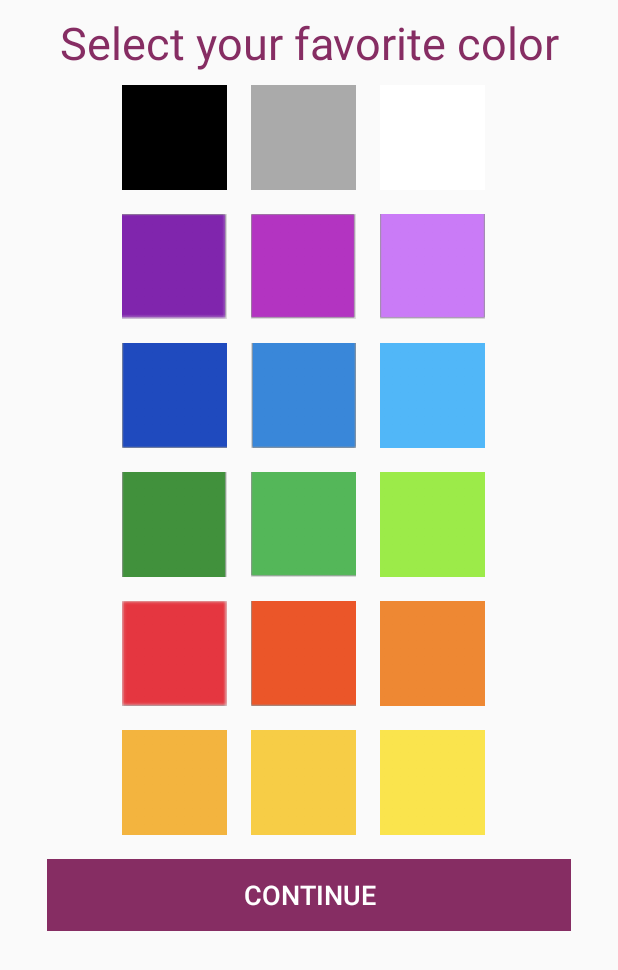
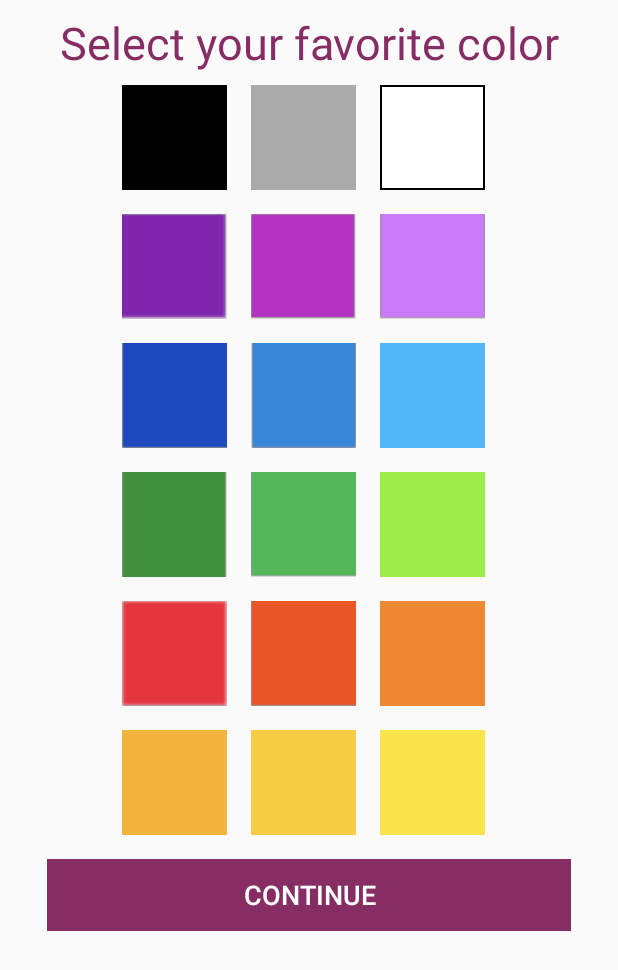
Before and after one commit to rueschan/ProyectoMoviles, an Android app: the PreferencesAct screen opened directly, with no data from a screen before it, on a phone screen of 412 x 824 dp. Shown: the top 970 px of the screen. Run offline under Robolectric (Android 15) with nearby library versions, the phone set to English and light mode, and no system bars.

Commit message:
Preferences Images

```diff
--- /dev/null
+++ b/app/src/main/res/drawable/background.xml
@@ -0,0 +1,7 @@
+<?xml version="1.0" encoding="UTF-8"?>
+<shape xmlns:android="http://schemas.android.com/apk/res/android">
+    <solid android:color="#FFFFFF" />
+    <stroke android:width="1dp" android:color="#000000" />
+    <padding android:left="1dp" android:top="1dp" android:right="1dp"
+        android:bottom="1dp" />
+</shape>
--- a/app/src/main/res/layout/activity_preferences.xml
+++ b/app/src/main/res/layout/activity_preferences.xml
@@ -81,7 +81,7 @@
                     app:layout_constraintBottom_toTopOf="@+id/iv_morado_claro"
                     app:layout_constraintEnd_toEndOf="parent"
                     app:layout_constraintTop_toBottomOf="@+id/textView2"
-                    app:srcCompat="@android:color/background_light" />
+                    android:background="@drawable/background" />
 
             </LinearLayout>
 
```
